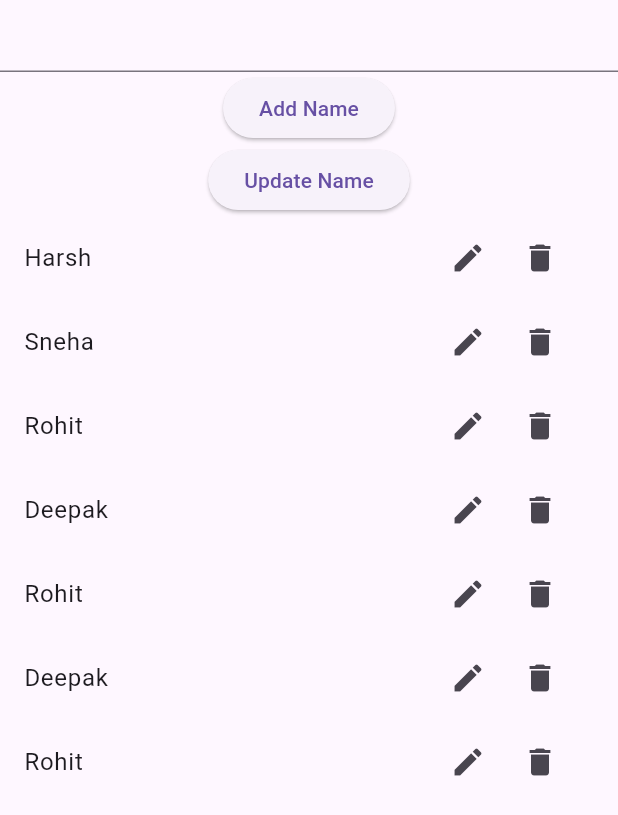
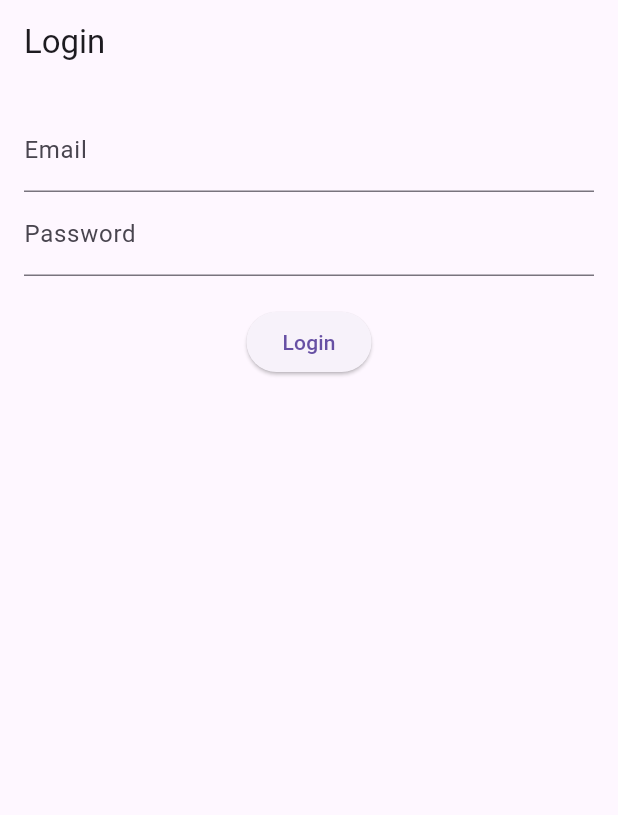
Before and after one commit to sudishk/flutter_basic, a Flutter app: the screen it shows after launch, on a phone screen of 412 x 824 dp. Shown: the top 815 px of the screen. Run offline on Flutter 3.47's test engine with Material 3 defaults, Android fonts, the phone set to English and light mode, and no system bars; accounts and stored records are empty.

Commit message:
Login using clean architecture

```diff
--- /dev/null
+++ b/lib/features/login/data/datasources/login_remote_data_source.dart
@@ -0,0 +1,21 @@
+import 'dart:convert';
+import 'package:http/http.dart' as http;
+import '../models/user_model.dart';
+
+class LoginRemoteDataSource {
+  final baseUrl = 'https://shopee-api-v0rv.onrender.com/api/user'; // Replace with your API URL
+
+  Future<UserModel> loginUser(String email, String password) async {
+    final response = await http.post(
+      Uri.parse('$baseUrl/login'),
+      headers: {'Content-Type': 'application/json'},
+      body: json.encode({'email': email, 'password': password}),
+    );
+
+    if (response.statusCode == 200) {
+      return UserModel.fromJson(json.decode(response.body));
+    } else {
+      throw Exception('Failed to login');
+    }
+  }
+}
--- /dev/null
+++ b/lib/features/login/data/models/user_model.dart
@@ -0,0 +1,14 @@
+import '../../domain/entities/user.dart';
+
+class UserModel extends User {
+  UserModel({required super.id, required super.email});
+
+  factory UserModel.fromJson(Map<String, dynamic> json) {
+    return UserModel(id: "${json['id']}", email: "${json['token']}");
+  }
+
+  Map<String, dynamic> toJson() => {
+    'id': id,
+    'email': email,
+  };
+}
--- /dev/null
+++ b/lib/features/login/data/repositories/login_repository_impl.dart
@@ -0,0 +1,14 @@
+import '../../domain/entities/user.dart';
+import '../../domain/repositories/login_repository.dart';
+import '../datasources/login_remote_data_source.dart';
+
+class LoginRepositoryImpl implements LoginRepository {
+  final LoginRemoteDataSource remoteDataSource;
+
+  LoginRepositoryImpl(this.remoteDataSource);
+
+  @override
+  Future<User> login(String email, String password) async {
+    return await remoteDataSource.loginUser(email, password);
+  }
+}
--- /dev/null
+++ b/lib/features/login/domain/entities/user.dart
@@ -0,0 +1,6 @@
+class User {
+  final String id;
+  final String email;
+
+  User({required this.id, required this.email});
+}
--- /dev/null
+++ b/lib/features/login/domain/repositories/login_repository.dart
@@ -0,0 +1,5 @@
+import '../entities/user.dart';
+
+abstract class LoginRepository {
+  Future<User> login(String email, String password);
+}
--- /dev/null
+++ b/lib/features/login/domain/usecases/login_user.dart
@@ -0,0 +1,12 @@
+import '../repositories/login_repository.dart';
+import '../entities/user.dart';
+
+class LoginUser {
+  final LoginRepository repository;
+
+  LoginUser(this.repository);
+
+  Future<User> call(String email, String password) async {
+    return await repository.login(email, password);
+  }
+}
--- /dev/null
+++ b/lib/features/login/presentation/pages/login_page.dart
@@ -0,0 +1,52 @@
+import 'package:flutter/material.dart';
+import 'package:provider/provider.dart';
+import '../view_model/login_viewmodel.dart';
+
+class LoginPage extends StatelessWidget {
+  final emailController = TextEditingController();
+  final passwordController = TextEditingController();
+
+  @override
+  Widget build(BuildContext context) {
+    final vm = Provider.of<LoginViewModel>(context);
+
+    return Scaffold(
+      appBar: AppBar(title: Text("Login")),
+      body: Padding(
+        padding: const EdgeInsets.all(16.0),
+        child: Column(
+          children: [
+            TextField(
+              controller: emailController,
+              decoration: InputDecoration(labelText: 'Email'),
+            ),
+            TextField(
+              controller: passwordController,
+              decoration: InputDecoration(labelText: 'Password'),
+              obscureText: true,
+            ),
+            const SizedBox(height: 20),
+            vm.isLoading
+                ? CircularProgressIndicator()
+                : ElevatedButton(
+              onPressed: () {
+                vm.login(
+                  emailController.text.trim(),
+                  passwordController.text.trim(),
+                );
+              },
+              child: Text('Login'),
+            ),
+            const SizedBox(height: 20),
+            if (vm.errorMessage != null)
+              Text(vm.errorMessage!,
+                  style: TextStyle(color: Colors.red, fontSize: 16)),
+            if (vm.user != null)
+              Text("Welcome, ${vm.user!.email}",
+                  style: TextStyle(color: Colors.green, fontSize: 18)),
+          ],
+        ),
+      ),
+    );
+  }
+}
--- /dev/null
+++ b/lib/features/login/presentation/view_model/login_viewmodel.dart
@@ -0,0 +1,28 @@
+import 'package:flutter/foundation.dart';
+import '../../domain/usecases/login_user.dart';
+import '../../domain/entities/user.dart';
+
+class LoginViewModel extends ChangeNotifier {
+  final LoginUser loginUser;
+
+  bool isLoading = false;
+  String? errorMessage;
+  User? user;
+
+  LoginViewModel(this.loginUser);
+
+  Future<void> login(String email, String password) async {
+    isLoading = true;
+    errorMessage = null;
+    notifyListeners();
+
+    try {
+      user = await loginUser(email, password);
+    } catch (e) {
+      errorMessage = e.toString();
+    }
+
+    isLoading = false;
+    notifyListeners();
+  }
+}
--- a/lib/home_screen.dart
+++ /dev/null
@@ -1,90 +0,0 @@
-import 'package:flutter/material.dart';
-
-class HomeScreen extends StatefulWidget {
-  const HomeScreen({super.key});
-
-  @override
-  State<HomeScreen> createState() => _HomeScreenState();
-}
-
-class _HomeScreenState extends State<HomeScreen> {
-  var nameList = [
-    "Harsh",
-    "Sneha",
-    "Rohit",
-    "Deepak",
-    "Rohit",
-    "Deepak",
-    "Rohit",
-    "Deepak",
-  ];
-
-  var nameController = TextEditingController();
-  int updateIndex = 0;
-  @override
-  Widget build(BuildContext context) {
-    return SafeArea(
-      child: Scaffold(
-        // body: ListView(
-        //   children: [
-        //     Container(color: Colors.blueGrey, height: 300,),
-        //     Container(color: Colors.redAccent, height: 100,)
-        //   ],
-        // ),
-        // body: ListView.builder(
-        //   itemCount: 30,
-        //   itemBuilder: (context, index){
-        //     var name = "Name $index";
-        //     return Text(name);
-        //   },
-        // ),
-        body: Column(
-          children: [
-            TextField(controller: nameController),
-            ElevatedButton(onPressed: () {
-              nameList.add(nameController.text);
-              setState(() {
-
-              });
-            }, child: Text("Add Name")),
-            ElevatedButton(onPressed: () {
-              nameList[updateIndex] = nameController.text;
-
-              setState(() {
-
-              });
-            }, child: Text("Update Name")),
-            Container(
-              height: 400,
-              child: ListView.builder(
-                scrollDirection: Axis.vertical,
-                physics: BouncingScrollPhysics(),
-
-                itemCount: nameList.length,
-                itemBuilder: (context, index) {
-                  var name = nameList[index];
-                  return ListTile(title: Text(name), trailing: Container(width: 100, child: Row(children: [
-                    IconButton(onPressed: () {
-                      nameController.text = nameList[index];
-                      updateIndex = index;
-                      setState(() {
-
-                      });
-                    }, icon: Icon(Icons.edit)),
-
-                    IconButton(onPressed: () {
-                      nameList.removeAt(index);
-                      setState(() {
-
-                      });
-                    }, icon: Icon(Icons.delete)),
-                  ],)),);
-                },
-              ),
-            ),
-          ],
-        ),
-      ),
-    );
-  }
-}
--- a/lib/main.dart
+++ b/lib/main.dart
@@ -1,24 +1,32 @@
 import 'package:flutter/cupertino.dart';
 import 'package:flutter/material.dart';
-import 'package:flutter_basic/home_screen.dart';
+import 'package:flutter_basic/features/login/presentation/pages/login_page.dart';
+import 'package:provider/provider.dart';
+
+import 'features/login/data/datasources/login_remote_data_source.dart';
+import 'features/login/data/repositories/login_repository_impl.dart';
+import 'features/login/domain/repositories/login_repository.dart';
+import 'features/login/domain/usecases/login_user.dart';
+import 'features/login/presentation/view_model/login_viewmodel.dart';
 
 void main(){
   runApp(MyApp());
 }
 
-class MyApp extends StatefulWidget {
+class MyApp extends StatelessWidget {
   const MyApp({super.key});
 
   @override
-  State<MyApp> createState() => _MyAppState();
-}
+  Widget build(BuildContext context) {
+    final dataSource = LoginRemoteDataSource();
+    final repository = LoginRepositoryImpl(dataSource);
+    final useCase = LoginUser(repository);
 
-class _MyAppState extends State<MyApp> {
-  @override
-  Widget build(BuildContext context) {
-    return MaterialApp(
+    return MultiProvider(providers: [
+      ChangeNotifierProvider(create: (context) => LoginViewModel(useCase),)
+    ], child:MaterialApp(
       debugShowCheckedModeBanner: false,
-      home: HomeScreen(),
-    );
+      home: LoginPage(),
+    ) ,);
   }
 }
--- a/pubspec.yaml
+++ b/pubspec.yaml
@@ -35,6 +35,8 @@ dependencies:
   # Use with the CupertinoIcons class for iOS style icons.
   cupertino_icons: ^1.0.8
   fluttertoast: ^8.2.12
+  http: ^1.5.0
+  provider: ^6.1.5+1
 
 dev_dependencies:
   flutter_test:
```
Also changed, not shown: pubspec.lock.
